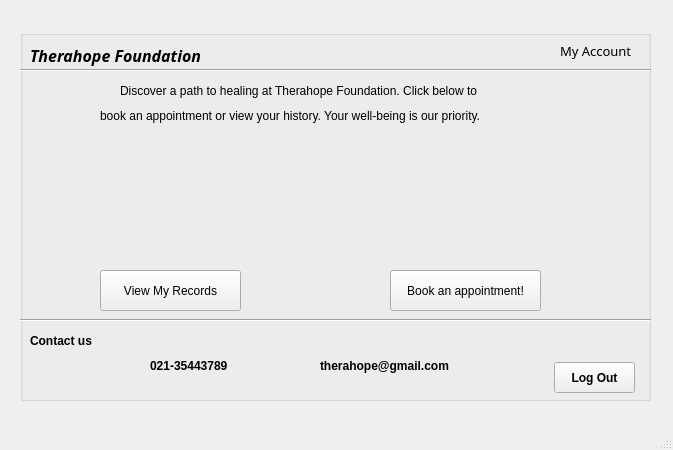
Above: patienthomeFINAL2.0.ui from fakehafaisal/db_project before the change. Below: the same form after it.
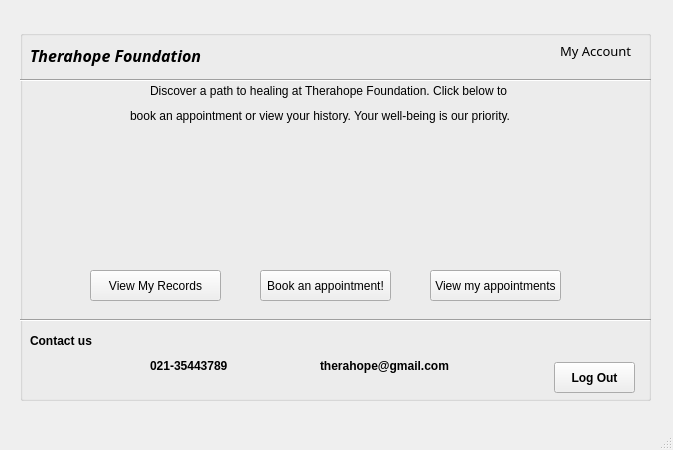
That is the form after the change. Icons and pictures are not drawn.

```diff
--- a/patienthomeFINAL2.0.ui
+++ b/patienthomeFINAL2.0.ui
@@ -30,7 +30,7 @@
      <property name="geometry">
       <rect>
        <x>0</x>
-       <y>20</y>
+       <y>30</y>
        <width>631</width>
        <height>41</height>
       </rect>
@@ -129,9 +129,9 @@
      <property name="geometry">
       <rect>
        <x>80</x>
-       <y>110</y>
-       <width>141</width>
-       <height>121</height>
+       <y>130</y>
+       <width>121</width>
+       <height>91</height>
       </rect>
      </property>
      <property name="styleSheet">
@@ -164,10 +164,10 @@
     <widget class="QLabel" name="label_8">
      <property name="geometry">
       <rect>
-       <x>370</x>
-       <y>110</y>
-       <width>141</width>
-       <height>121</height>
+       <x>240</x>
+       <y>130</y>
+       <width>131</width>
+       <height>91</height>
       </rect>
      </property>
      <property name="styleSheet">
@@ -247,7 +247,7 @@
     <widget class="QLabel" name="label_16">
      <property name="geometry">
       <rect>
-       <x>100</x>
+       <x>130</x>
        <y>40</y>
        <width>471</width>
        <height>41</height>
@@ -265,7 +265,7 @@
     <widget class="QLabel" name="label_17">
      <property name="geometry">
       <rect>
-       <x>80</x>
+       <x>110</x>
        <y>70</y>
        <width>471</width>
        <height>31</height>
@@ -283,10 +283,10 @@
     <widget class="QPushButton" name="view_my_rec">
      <property name="geometry">
       <rect>
-       <x>80</x>
+       <x>70</x>
        <y>240</y>
-       <width>141</width>
-       <height>41</height>
+       <width>131</width>
+       <height>31</height>
       </rect>
      </property>
      <property name="text">
@@ -296,10 +296,10 @@
     <widget class="QPushButton" name="book_app">
      <property name="geometry">
       <rect>
-       <x>370</x>
+       <x>240</x>
        <y>240</y>
-       <width>151</width>
-       <height>41</height>
+       <width>131</width>
+       <height>31</height>
       </rect>
      </property>
      <property name="text">
@@ -369,6 +369,38 @@
       <string>Log Out</string>
      </property>
     </widget>
+    <widget class="QPushButton" name="view_booked_app">
+     <property name="geometry">
+      <rect>
+       <x>410</x>
+       <y>240</y>
+       <width>131</width>
+       <height>31</height>
+      </rect>
+     </property>
+     <property name="text">
+      <string>View my appointments</string>
+     </property>
+    </widget>
+    <widget class="QLabel" name="label_9">
+     <property name="geometry">
+      <rect>
+       <x>410</x>
+       <y>130</y>
+       <width>131</width>
+       <height>91</height>
+      </rect>
+     </property>
+     <property name="text">
+      <string/>
+     </property>
+     <property name="pixmap">
+      <pixmap>save-date-vector-calendar-icon-260nw-1568203765.webp</pixmap>
+     </property>
+     <property name="scaledContents">
+      <bool>true</bool>
+     </property>
+    </widget>
    </widget>
   </widget>
   <widget class="QMenuBar" name="menubar">
```
